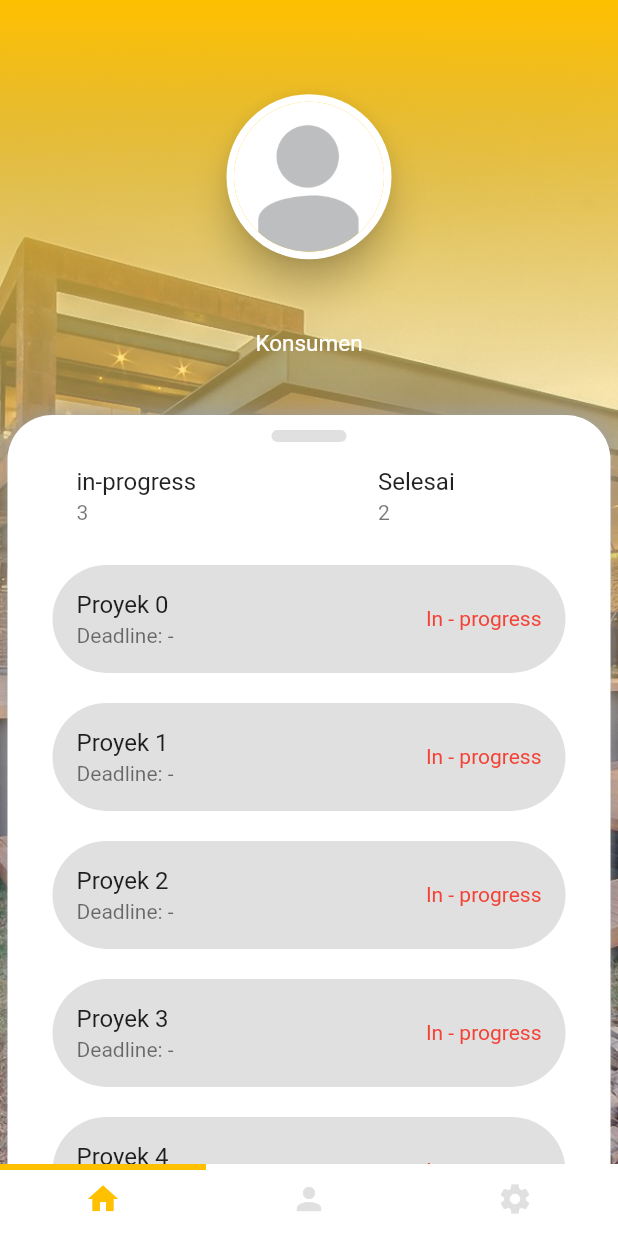
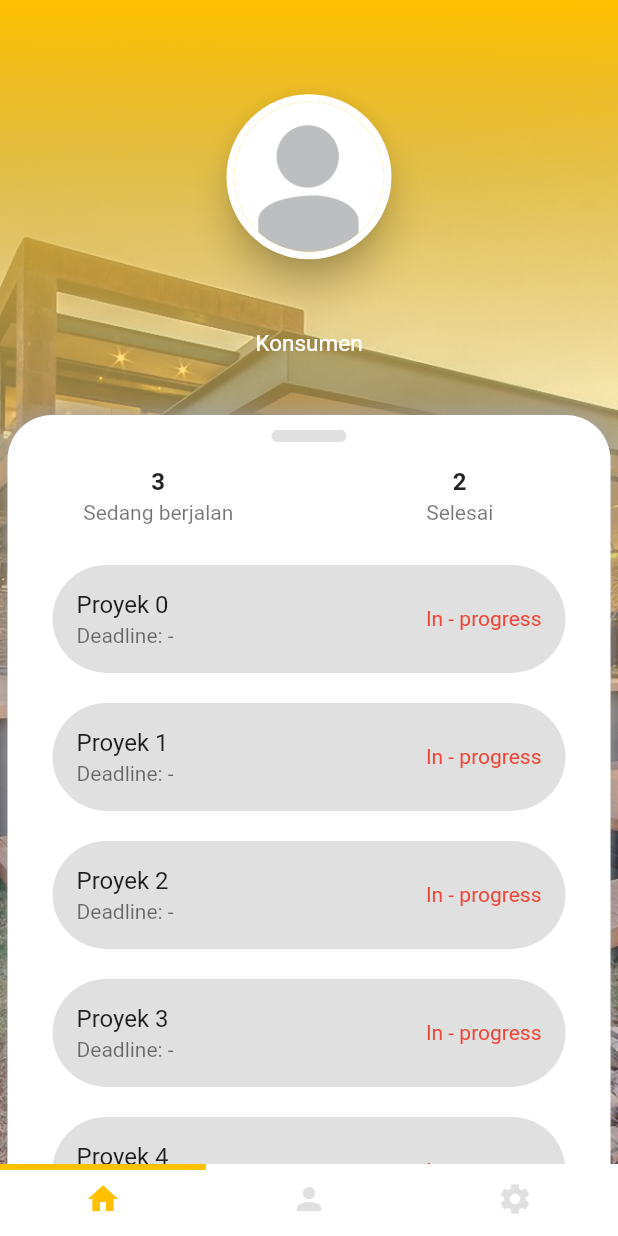
Before and after one commit to qisashasanudin/bangunin_id, a Flutter app: the screen it shows once a user with an empty profile is signed in, on a phone screen of 412 x 824 dp. Run offline on Flutter 3.47's test engine with Material 2 defaults, Android fonts, the phone set to English and light mode, and no system bars; our stand-ins replace cloud_firestore, firebase_auth, flutter_spinkit; accounts and stored records are empty.

Commit message:
modified the look of project counters

```diff
--- a/lib/screens/mainmenu/tab_home.dart
+++ b/lib/screens/mainmenu/tab_home.dart
@@ -12,7 +12,6 @@ class Home extends StatefulWidget {
 }
 
 class _HomeState extends State<Home> {
-
   @override
   Widget build(BuildContext context) {
     final userID = Provider.of<User>(context).uid;
@@ -24,6 +23,7 @@ class _HomeState extends State<Home> {
         ),
         SliverToBoxAdapter(
           child: Row(
+            mainAxisAlignment: MainAxisAlignment.center,
             children: [
               Expanded(child: projectInProgress()),
               Expanded(child: projectDone()),
@@ -39,23 +39,19 @@ class _HomeState extends State<Home> {
   }
 }
 
-Padding projectInProgress() {
-  return Padding(
-    padding: const EdgeInsets.symmetric(horizontal: 30),
-    child: ListTile(
-      title: Text('in-progress'),
-      subtitle: Text('3'),
-    ),
+ListTile projectInProgress() {
+  return ListTile(
+    title:
+        Center(child: Text('3', style: TextStyle(fontWeight: FontWeight.bold))),
+    subtitle: Center(child: Text('Sedang berjalan')),
   );
 }
 
-Padding projectDone() {
-  return Padding(
-    padding: const EdgeInsets.symmetric(horizontal: 30),
-    child: ListTile(
-      title: Text('Selesai'),
-      subtitle: Text('2'),
-    ),
+ListTile projectDone() {
+  return ListTile(
+    title:
+        Center(child: Text('2', style: TextStyle(fontWeight: FontWeight.bold))),
+    subtitle: Center(child: Text('Selesai')),
   );
 }
 
```
